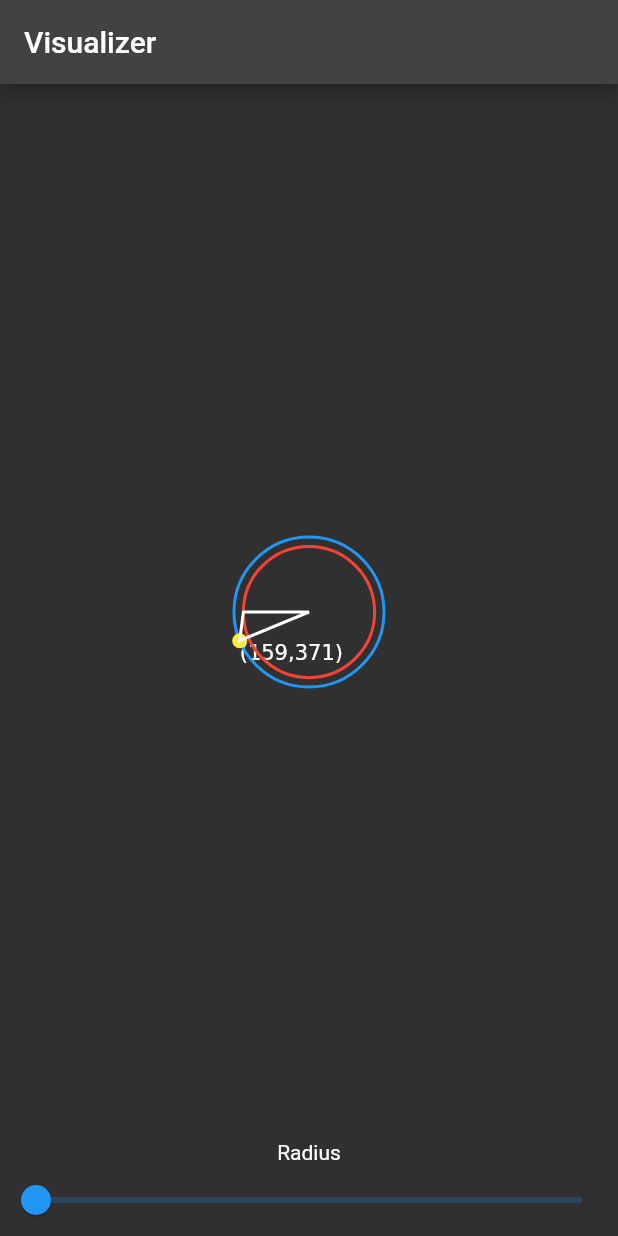
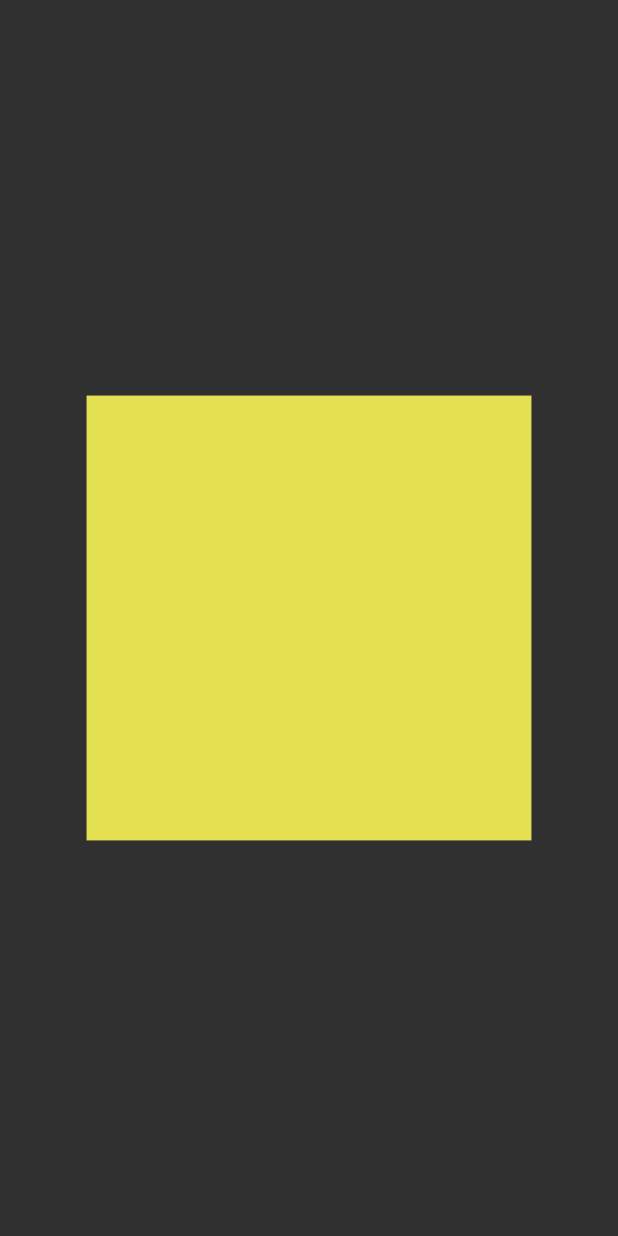
Before and after one commit to PrinceLeBon/animation, a Flutter app: the screen it shows after launch, on a phone screen of 412 x 824 dp. Run offline on Flutter 3.47's test engine with Material 2 defaults, Android fonts, the phone set to English and light mode, and no system bars.

Commit message:
add SquareBouncer screen video

```diff
--- a/lib/main.dart
+++ b/lib/main.dart
@@ -1,4 +1,5 @@
 import 'package:animation/exemple2.dart';
+import 'package:animation/square_bounce.dart';
 import 'package:animation/visualizer.dart';
 import 'package:flutter/material.dart';
 import 'custom_painter.dart';
@@ -17,7 +18,7 @@ class MyApp extends StatelessWidget {
       darkTheme: ThemeData(brightness: Brightness.dark),
       debugShowCheckedModeBanner: false,
       debugShowMaterialGrid: false,
-      home: const Visualizer(),
+      home: const SquareBounced(),
     );
   }
 }
--- /dev/null
+++ b/lib/square_bounce.dart
@@ -0,0 +1,52 @@
+import 'package:flutter/material.dart';
+
+class SquareBounced extends StatefulWidget {
+  const SquareBounced({super.key});
+
+  @override
+  State<SquareBounced> createState() => _SquareBouncedState();
+}
+
+class _SquareBouncedState extends State<SquareBounced>
+    with TickerProviderStateMixin {
+  late AnimationController controller;
+  late Animation<double> animation;
+  late Animation<Color?> colorAnimation;
+
+  @override
+  void initState() {
+    super.initState();
+    controller =
+        AnimationController(vsync: this, duration: const Duration(seconds: 2));
+
+    animation = Tween<double>(begin: 50, end: 300)
+        .animate(CurvedAnimation(parent: controller, curve: Curves.bounceInOut))
+      ..addStatusListener((status) {
+        if (status == AnimationStatus.completed) {
+          controller.repeat();
+        }
+      });
+    colorAnimation =
+        ColorTween(begin: Colors.blue, end: Colors.yellow).animate(controller);
+
+    controller.forward();
+  }
+
+  @override
+  Widget build(BuildContext context) {
+    return Scaffold(
+      body: AnimatedBuilder(
+        animation: animation,
+        builder: (context, widget) {
+          return Center(
+            child: Container(
+              width: animation.value,
+              height: animation.value,
+              color: colorAnimation.value,
+            ),
+          );
+        },
+      ),
+    );
+  }
+}
```
Also changed, not shown: 1 other file.
